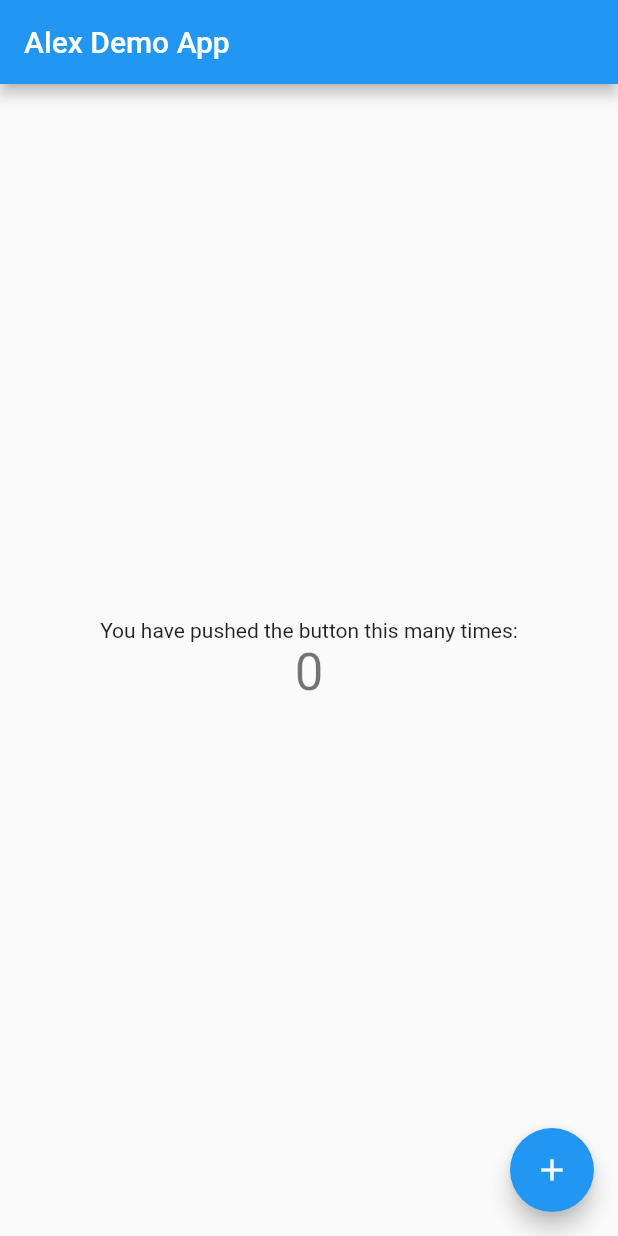
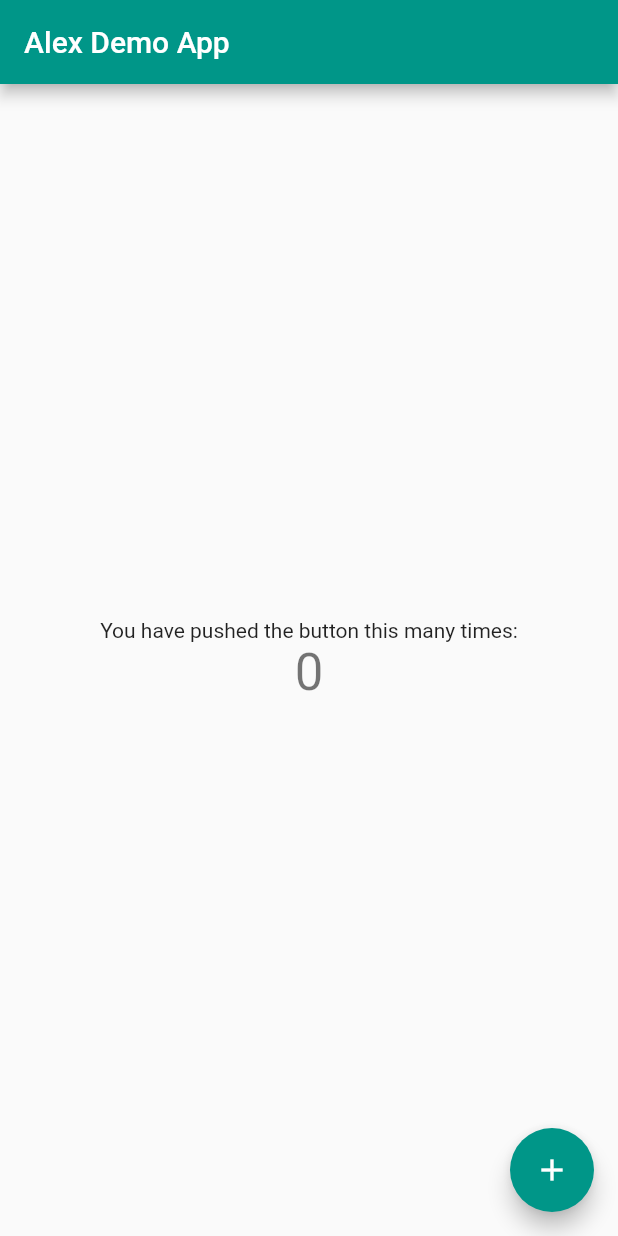
Before and after one commit to lancasterjones/flutterDemo, a Flutter app: the screen it shows after launch, on a phone screen of 412 x 824 dp. Run offline on Flutter 3.47's test engine with Material 2 defaults, Android fonts, the phone set to English and light mode, and no system bars.

Commit message:
Cambiar color

```diff
--- a/lib/main.dart
+++ b/lib/main.dart
@@ -7,7 +7,7 @@ class MyApp extends StatelessWidget {
   @override
   Widget build(BuildContext context) {
     return MaterialApp(
-      title: 'Flutter Demo',
+      title: 'Alex Flutter Demo',
       theme: ThemeData(
         // This is the theme of your application.
         //
@@ -18,7 +18,7 @@ class MyApp extends StatelessWidget {
         // or simply save your changes to "hot reload" in a Flutter IDE).
         // Notice that the counter didn't reset back to zero; the application
         // is not restarted.
-        primarySwatch: Colors.blue,
+        primarySwatch: Colors.teal,
       ),
       home: MyHomePage(title: 'Alex Demo App'),
     );
```
